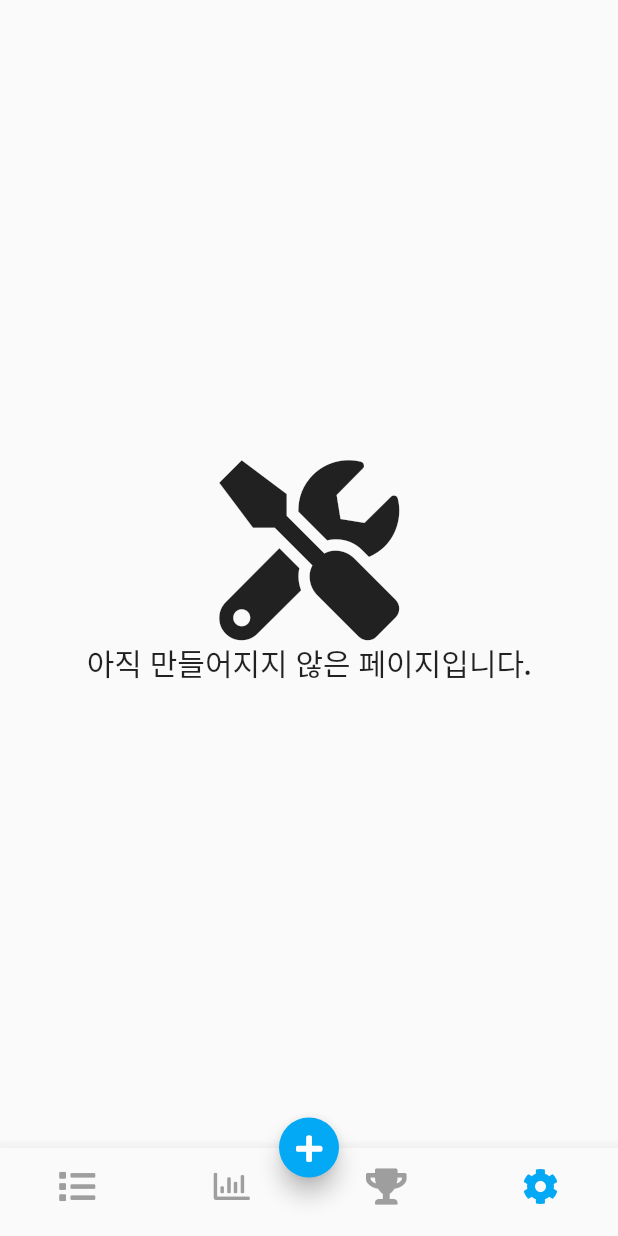
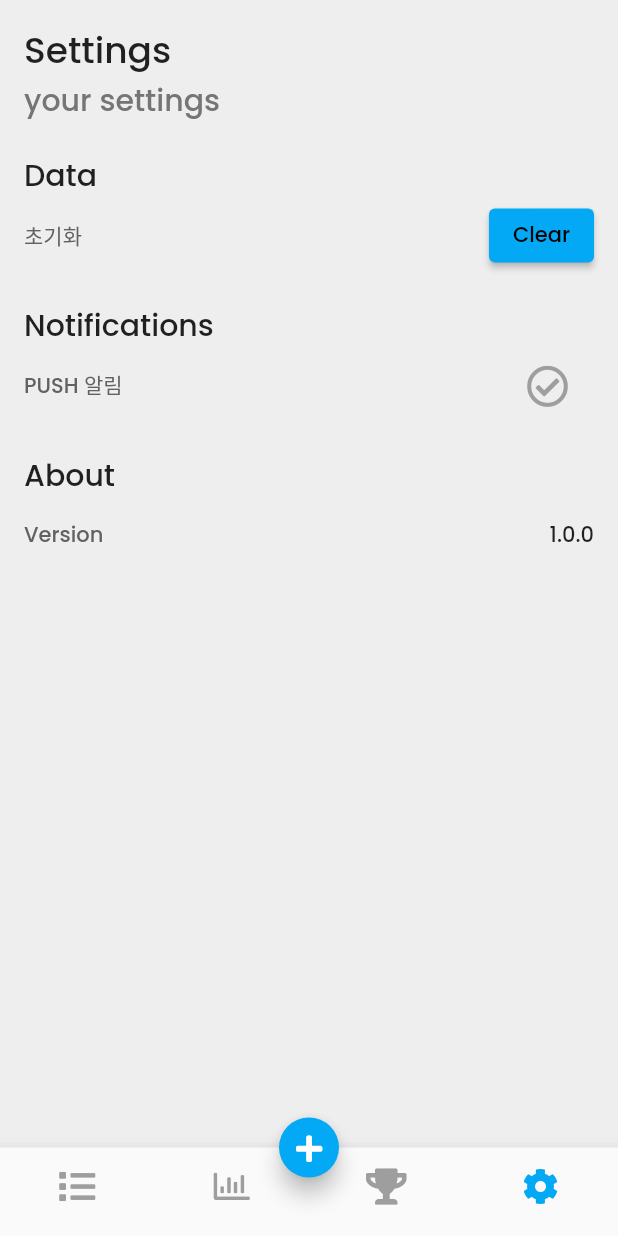
Before and after one commit to yeonkims/just_66, a Flutter app: the screen it shows after launch, item 4 of the bottom bar chosen, on a phone screen of 412 x 824 dp. Run offline on Flutter 3.47's test engine with Material 2 defaults, Android fonts, the phone set to English and light mode, and no system bars; our stand-ins replace card_swiper, equatable, fl_chart, font_awesome_flutter, liquid_progress_indicator, package_info_plus and 1 more; missing offline and left inert: sqlbrite; accounts and stored records are empty.

Commit message:
Add settings page + page header

```diff
--- a/lib/presentation/extra_widgets/main_nav_bar.dart
+++ b/lib/presentation/extra_widgets/main_nav_bar.dart
@@ -6,6 +6,7 @@ import 'package:just66/presentation/pages/habit_list/habit_list_page.dart';
 import 'package:just66/presentation/pages/new_habit/new_habit_page.dart';
 import 'package:just66/presentation/pages/completed_habits/completed_habits_page.dart';
 import 'package:just66/presentation/pages/progress/progress_page.dart';
+import 'package:just66/presentation/pages/settings/settings_page.dart';
 import 'package:just66/presentation/utils/navigation_helpers.dart';
 import '../pages/under_construction/under_construction_page.dart';
 
@@ -29,7 +30,7 @@ class _MainNavBarState extends State<MainNavBar> {
           HabitListPage(),
           ProgressPage(),
           SuccessHabitPage(),
-          UnderConstructionPage(),
+          SettingsPage(),
         ],
       ),
       floatingActionButton: _floatingActionButton(),
--- /dev/null
+++ b/lib/presentation/extra_widgets/page_header.dart
@@ -0,0 +1,27 @@
+import 'package:flutter/material.dart';
+
+class PageHeader extends StatelessWidget {
+  String title;
+  String content;
+  PageHeader({Key? key, required this.title, required this.content})
+      : super(key: key);
+
+  @override
+  Widget build(BuildContext context) {
+    return Column(
+      crossAxisAlignment: CrossAxisAlignment.start,
+      children: [
+        Text(
+          title,
+          style: Theme.of(context).textTheme.headline5,
+        ),
+        Text(
+          content,
+          style: Theme.of(context).textTheme.headline6?.copyWith(
+                color: Colors.grey[600],
+              ),
+        ),
+      ],
+    );
+  }
+}
--- a/lib/presentation/pages/completed_habits/completed_habits_page.dart
+++ b/lib/presentation/pages/completed_habits/completed_habits_page.dart
@@ -5,6 +5,7 @@ import 'package:flutter/material.dart';
 import 'package:just66/data/models/habit.dart';
 import 'package:just66/logic/repositories/habit_respository.dart';
 import 'package:just66/presentation/extra_widgets/custom_title.dart';
+import 'package:just66/presentation/extra_widgets/page_header.dart';
 import 'package:provider/provider.dart';
 
 class SuccessHabitPage extends StatefulWidget {
@@ -24,14 +25,9 @@ class _SuccessHabitPageState extends State<SuccessHabitPage> {
           padding: const EdgeInsets.all(16.0),
           child:
               Column(crossAxisAlignment: CrossAxisAlignment.start, children: [
-            Text(
-              "Successed habits",
-              style: Theme.of(context).textTheme.headline5,
-            ),
-            Text("Check your successed habits here!",
-                style: Theme.of(context).textTheme.headline6?.copyWith(
-                      color: Colors.grey[600],
-                    )),
+            PageHeader(
+                title: "Completed habits",
+                content: "Check your completed habits here"),
             CustomTitle(title: "Habits you made"),
             Expanded(child: CustomCard())
           ]),
--- a/lib/presentation/pages/progress/progress_page.dart
+++ b/lib/presentation/pages/progress/progress_page.dart
@@ -6,6 +6,7 @@ import 'package:just66/data/models/graph_point.dart';
 import 'package:just66/data/models/habit.dart';
 import 'package:just66/logic/repositories/habit_respository.dart';
 import 'package:just66/presentation/extra_widgets/custom_title.dart';
+import 'package:just66/presentation/extra_widgets/page_header.dart';
 import 'package:just66/presentation/pages/progress/line_progress.dart';
 import 'package:provider/provider.dart';
 import 'package:fl_chart/fl_chart.dart';
@@ -31,14 +32,7 @@ class _SuccessHabitPageState extends State<ProgressPage> {
           padding: const EdgeInsets.all(16.0),
           child:
               Column(crossAxisAlignment: CrossAxisAlignment.start, children: [
-            Text(
-              "Progress",
-              style: Theme.of(context).textTheme.headline5,
-            ),
-            Text("Check your progress here!",
-                style: Theme.of(context).textTheme.headline6?.copyWith(
-                      color: Colors.grey[600],
-                    )),
+            PageHeader(title: "Progress", content: "Check your progress"),
             CustomTitle(title: "Progress"),
             Expanded(
                 child: Center(
--- /dev/null
+++ b/lib/presentation/pages/settings/settings_option.dart
@@ -0,0 +1,30 @@
+import 'package:flutter/material.dart';
+
+class SettingsOption extends StatelessWidget {
+  String title;
+  Widget child;
+  SettingsOption({
+    required this.title,
+    required this.child,
+    Key? key,
+  }) : super(key: key);
+
+  @override
+  Widget build(BuildContext context) {
+    return SizedBox(
+      height: 50,
+      child: Row(
+        mainAxisAlignment: MainAxisAlignment.spaceBetween,
+        children: [
+          Text(
+            title,
+            style: Theme.of(context).textTheme.bodyText1?.copyWith(
+                  color: Colors.grey[700],
+                ),
+          ),
+          child,
+        ],
+      ),
+    );
+  }
+}
--- /dev/null
+++ b/lib/presentation/pages/settings/settings_page.dart
@@ -0,0 +1,72 @@
+// ignore_for_file: prefer_const_constructors, prefer_const_literals_to_create_immutables, iterable_contains_unrelated_type
+
+import 'package:card_swiper/card_swiper.dart';
+import 'package:flutter/material.dart';
+import 'package:just66/data/models/habit.dart';
+import 'package:just66/logic/repositories/habit_respository.dart';
+import 'package:just66/presentation/extra_widgets/animated_checkbox.dart';
+import 'package:just66/presentation/extra_widgets/custom_title.dart';
+import 'package:just66/presentation/extra_widgets/page_header.dart';
+import 'package:just66/presentation/pages/settings/settings_option.dart';
+import 'package:provider/provider.dart';
+import 'package:package_info_plus/package_info_plus.dart';
+
+class SettingsPage extends StatefulWidget {
+  SettingsPage({Key? key}) : super(key: key);
+
+  @override
+  State<SettingsPage> createState() => _SettingsPageState();
+}
+
+class _SettingsPageState extends State<SettingsPage> {
+  String? versionNumber;
+
+  @override
+  void initState() {
+    super.initState();
+    PackageInfo.fromPlatform().then((packageInfo) {
+      setState(() {
+        versionNumber = packageInfo.version;
+      });
+    });
+  }
+
+  @override
+  Widget build(BuildContext context) {
+    return Scaffold(
+      backgroundColor: Colors.grey[200],
+      body: SafeArea(
+        child: Padding(
+          padding: const EdgeInsets.all(16.0),
+          child: Column(
+            crossAxisAlignment: CrossAxisAlignment.start,
+            children: [
+              PageHeader(title: "Settings", content: "your settings"),
+              CustomTitle(title: "Data"),
+              SettingsOption(
+                title: "초기화",
+                child: ElevatedButton(
+                  child: Text("Clear"),
+                  onPressed: () {},
+                ),
+              ),
+              CustomTitle(title: "Notifications"),
+              SettingsOption(
+                title: "PUSH 알림",
+                child: AnimatedCheckbox(
+                  checked: false,
+                  onChanged: (check) {},
+                ),
+              ),
+              CustomTitle(title: "About"),
+              SettingsOption(
+                title: "Version",
+                child: Text(versionNumber ?? "Loading..."),
+              ),
+            ],
+          ),
+        ),
+      ),
+    );
+  }
+}
--- a/pubspec.yaml
+++ b/pubspec.yaml
@@ -18,6 +18,7 @@ dependencies:
   font_awesome_flutter: ^9.2.0
   intl: ^0.17.0
   liquid_progress_indicator: ^0.4.0
+  package_info_plus: ^1.3.0
   path: ^1.8.1
   path_provider: ^2.0.8
   provider: ^6.0.1
```
Also changed, not shown: pubspec.lock.
